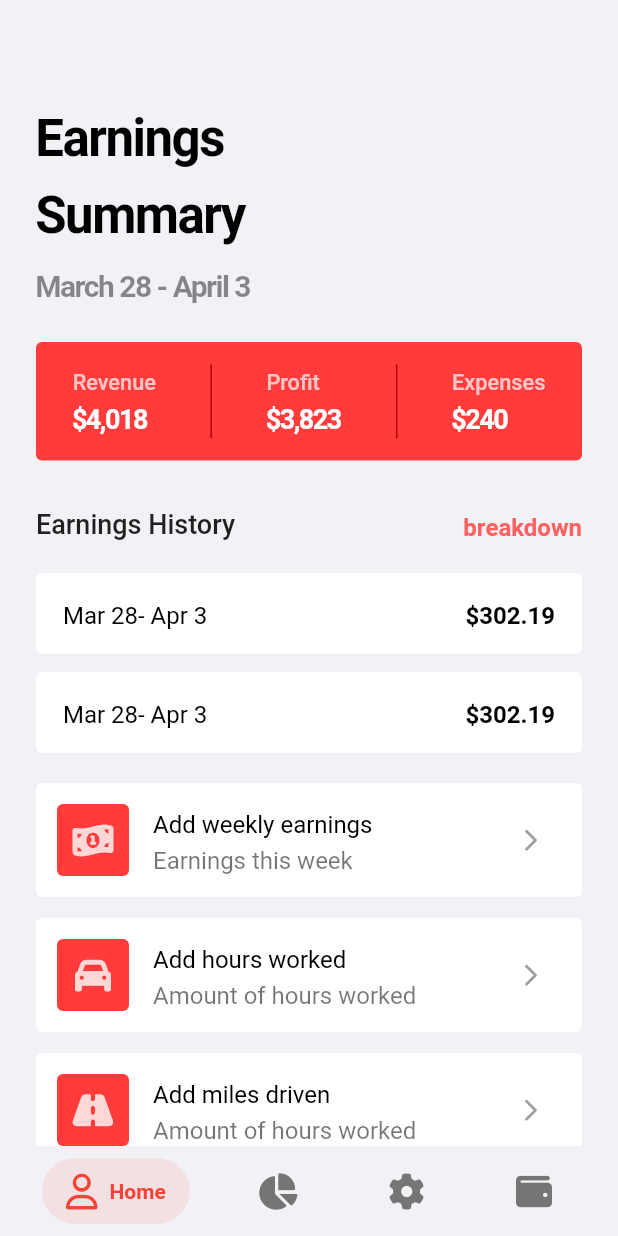
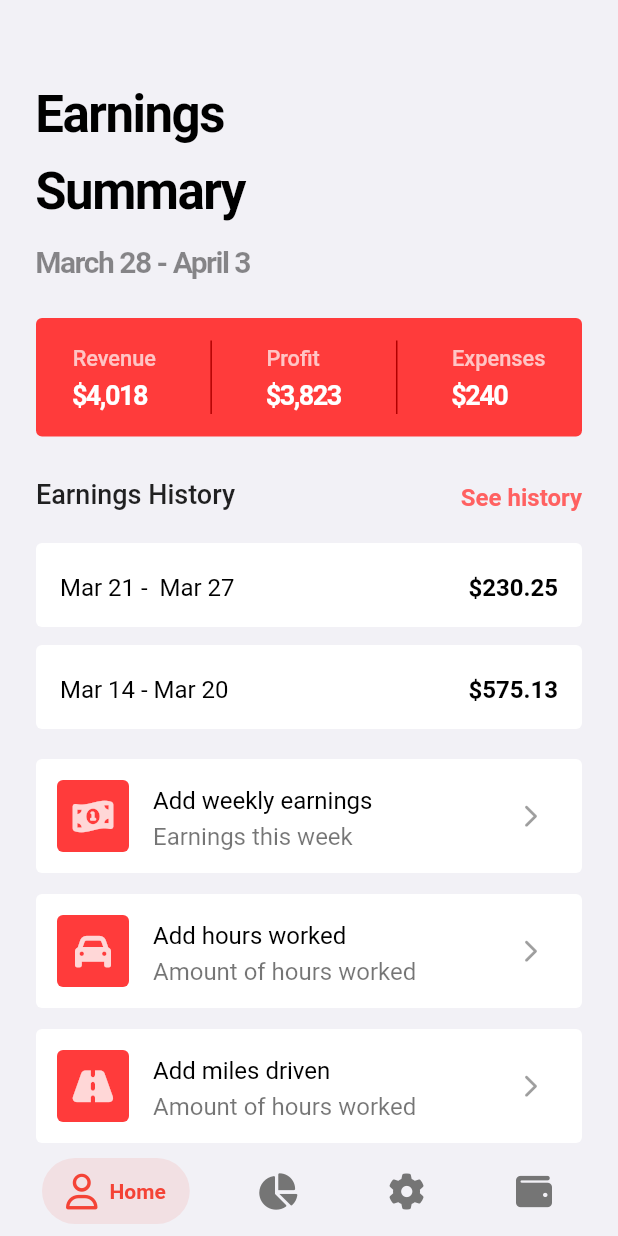
Before and after one commit to JoshuaR503/GigWorkerCalculator, a Flutter app: the screen it shows after launch, on a phone screen of 412 x 824 dp. Run offline on Flutter 3.47's test engine with Material 2 defaults, Android fonts, the phone set to English and light mode, and no system bars; drawn by our look-alikes of flutter_fadein, salomon_bottom_bar; our stand-ins replace fl_chart, font_awesome_flutter.

Commit message:
Improved expenses screen and cleaned widgets.

```diff
--- a/lib/main.dart
+++ b/lib/main.dart
@@ -1,4 +1,4 @@
-import 'package:calc/screens/expenses/expenses.dart';
+import 'package:calc/screens/expenses/expensesForm.dart';
 import 'package:calc/screens/expenses/expensesBreakdown.dart';
 import 'package:calc/screens/home.dart';
 import 'package:flutter/material.dart';
@@ -19,7 +19,7 @@ class MyApp extends StatelessWidget {
       // home: const HomeScreen(),
       routes: {
         '/': (context) => const HomeScreen(),
-        '/expenses': (context) => const Expenses(),
+        '/expensesForm': (context) => const ExpensesForm(),
         '/expensesBreakdown': (context) => const ExpensesBreakdown(),
       },
     );
--- a/lib/screens/earnings/earnings.dart
+++ b/lib/screens/earnings/earnings.dart
@@ -24,40 +24,30 @@ class _EarningsState extends State<Earnings> {
       child: Column(
         crossAxisAlignment: CrossAxisAlignment.stretch,
         children:  [
+          const SizedBox(height: 24),
+          _buildScreenTitle(),
 
-          const SizedBox(height: 24),
-          const Text('Earnings\nSummary', style: screenTitle),
           const SizedBox(height: 8),
-
-          Text('March 28 - April 3', style: screenTitle.copyWith(
-            fontSize: 20,
-            color: Colors.black45,
-          )),
+          _buildScreenSubtitle(),
 
           const SizedBox(height: 24),
 
           _buildDashboardTotalEarningsCard(),
-          const SizedBox(height: 28),
+          const SizedBox(height: 24),
 
-          _buildPortfolioSubtitle(title: 'Earnings History', route: '/'),
+          _buildPortfolioSubtitle(title: 'Earnings History', subtitle: 'See history', route: '/'),
           const SizedBox(height: 14),
 
 
           Column(
-
             children: const [
-              EarningsHistoryCard(),
-              EarningsHistoryCard()
+              EarningsHistoryCard(dateRange: "Mar 21 -  Mar 27", totalAmount: "\$230.25",),
+              EarningsHistoryCard(dateRange: "Mar 14 - Mar 20", totalAmount: "\$575.13",)
             ],
           ),
+          const SizedBox(height: 14),
 
           // const BarChartSample2(),
-
-
-          const SizedBox(height: 14),
-
-          // _buildPortfolioSubtitle(title: 'Add Earnings', route: '/'),
-          // const SizedBox(height: 14),
 
           _buildDashboardAddExpensesCard(title: "Add weekly earnings", description: "Earnings this week", icon: FontAwesomeIcons.moneyBill1Wave),
           const SizedBox(height: 14),
@@ -69,7 +59,7 @@ class _EarningsState extends State<Earnings> {
           const SizedBox(height: 28),
 
 
-          _buildPortfolioSubtitle(title: 'Add expenses', route: '/expensesBreakdown'),
+          _buildPortfolioSubtitle(title: 'Add expenses', subtitle: 'See breakdown', route: '/expensesBreakdown'),
           const SizedBox(height: 14),
 
           _buildDashboardAddExpensesCard(title: "Add gas expense", description: "Add cost of gas", icon: FontAwesomeIcons.droplet),
@@ -80,18 +70,21 @@ class _EarningsState extends State<Earnings> {
 
           _buildDashboardAddExpensesCard(title: "Add maintenance expense", description: "Add cost of maintenance", icon: FontAwesomeIcons.wrench),
           const SizedBox(height: 14),
-
-
-
-
-
         ],
       ),
     );
   }
 
+  Text _buildScreenTitle() => const Text('Earnings\nSummary', style: screenTitle);
+
+  Text _buildScreenSubtitle() {
+    return Text('March 28 - April 3', style: screenTitle.copyWith(
+      fontSize: 20,
+      color: Colors.black45,
+    ));
+  }
+
   Widget _buildDashboardTotalEarningsCard() {
-    // ignore: prefer_const_constructors
     return EarningsActionCard();
   }
 
@@ -107,17 +100,19 @@ class _EarningsState extends State<Earnings> {
     );
   }
 
-  Widget _buildPortfolioSubtitle({required String  title, required String route }) {
+  Widget _buildPortfolioSubtitle({
+    required String title,
+    required String subtitle,
+    required String route
+  }) {
     return Row(
       mainAxisAlignment: MainAxisAlignment.spaceAround,
       crossAxisAlignment: CrossAxisAlignment.end,
       children: [
         Expanded(child: Text(title,style: breakdownSectionTitle)),
         GestureDetector(
-          child: const Text('breakdown', style: breakdownSectionTitleAction ),
-          onTap: () {
-            Navigator.pushNamed(context, route);
-          },
+          child: Text(subtitle, style: breakdownSectionTitleAction ),
+          onTap: () => Navigator.pushNamed(context, route)
         )
       ],
     );
--- a/lib/screens/earnings/earningsHistoryCard.dart
+++ b/lib/screens/earnings/earningsHistoryCard.dart
@@ -1,38 +1,36 @@
-
-
 
 import 'package:calc/screens/dashboard/styles.dart';
 import 'package:flutter/material.dart';
 
 class EarningsHistoryCard extends StatelessWidget {
-  const EarningsHistoryCard({ Key? key }) : super(key: key);
+
+  final String dateRange;
+  final String totalAmount;
+
+  const EarningsHistoryCard({ Key? key,
+    required this.dateRange,
+    required this.totalAmount
+  }) : super(key: key);
 
   @override
   Widget build(BuildContext context) {
     return GestureDetector(
-
       onTap: () {},
       child: Container(
         decoration: const BoxDecoration(
           color: Colors.white,
           borderRadius: BorderRadius.all(Radius.circular(4))
         ),
-        padding: const EdgeInsets.symmetric(horizontal: 18, vertical: 15),
-        margin: EdgeInsets.symmetric(vertical: 6),
+        padding: const EdgeInsets.symmetric(horizontal: 16, vertical: 16),
+        margin: const EdgeInsets.symmetric(vertical: 6),
         child: Row(
           mainAxisAlignment: MainAxisAlignment.spaceBetween,
           children: [
-
-            Text("Mar 28- Apr 3", style: breakdownTitleStyle),
-            Text("\$302.19", style: breakdownTitleStyle.copyWith(fontWeight: FontWeight.bold)),
-
-
+            Text(dateRange, style: breakdownTitleStyle),
+            Text(totalAmount, style: breakdownTitleStyle.copyWith(fontWeight: FontWeight.bold)),
           ],
         ),
-
-
       ),
-
     );
   }
 }
--- a/lib/screens/expenses/expensesCard.dart
+++ b/lib/screens/expenses/expensesCard.dart
@@ -22,7 +22,7 @@ class ExpensesCard extends StatelessWidget {
     final TextStyle breakdownDescriptionStyle = breakdownTitleStyle.copyWith(color: Colors.black54);
 
     return GestureDetector(
-      onTap: () => Navigator.pushNamed(context, '/expenses'),
+      onTap: () => Navigator.pushNamed(context, '/expensesForm'),
       child:  Container(
         padding: const EdgeInsets.all(14),
         decoration: const BoxDecoration(
--- a/lib/screens/expenses/expenses.dart
+++ b/lib/screens/expenses/expensesForm.dart
@@ -8,8 +8,8 @@ const kBoxDecorationStyle = BoxDecoration(
   borderRadius: BorderRadius.all(Radius.circular(4)),
 );
 
-class Expenses extends StatelessWidget {
-  const Expenses({ Key? key }) : super(key: key);
+class ExpensesForm extends StatelessWidget {
+  const ExpensesForm({ Key? key }) : super(key: key);
 
   @override
   Widget build(BuildContext context) {
--- a/lib/screens/home.dart
+++ b/lib/screens/home.dart
@@ -1,7 +1,6 @@
 import 'package:calc/screens/dashboard/dashboard.dart';
 import 'package:calc/screens/earnings/earnings.dart';
-import 'package:calc/screens/expenses/expenses.dart';
-import 'package:calc/screens/stats/stats.dart';
+import 'package:calc/screens/expenses/expensesForm.dart';
 import 'package:flutter/material.dart';
 import 'package:flutter_fadein/flutter_fadein.dart';
 
@@ -20,12 +19,10 @@ class _HomeScreenState extends State<HomeScreen> {
   int _selectedIndex = 0;
 
   final List<Widget> tabs = [
-    // const FadeIn(duration: Duration(milliseconds: 700), child: Dashboard()),
     const FadeIn(duration: Duration(milliseconds: 700), child: Earnings()),
-    const FadeIn(duration: Duration(milliseconds: 700), child: Statistics()),
-        FadeIn(duration: Duration(milliseconds: 700), child: Container()),
-
-    FadeIn(duration: Duration(milliseconds: 700), child: Container()),
+    FadeIn(duration: const Duration(milliseconds: 700), child: Container()),
+    FadeIn(duration: const Duration(milliseconds: 700), child: Container()),
+    FadeIn(duration: const Duration(milliseconds: 700), child: Container()),
   ];
 
   @override
@@ -41,15 +38,6 @@ class _HomeScreenState extends State<HomeScreen> {
             currentIndex: _selectedIndex,
             onTap: (i) => setState(() => _selectedIndex = i),
             items: [
-              /// Home
-              // SalomonBottomBarItem(
-              //   icon: const FaIcon(FontAwesomeIcons.user),
-              //   title: const Text("Home"),
-              //   selectedColor: Colors.red,
-              //   unselectedColor: Colors.grey.shade600
-              // ),
-
-              /// Home
               SalomonBottomBarItem(
                 icon: const FaIcon(FontAwesomeIcons.user),
                 title: const Text("Home"),
@@ -57,7 +45,6 @@ class _HomeScreenState extends State<HomeScreen> {
                 unselectedColor: Colors.grey.shade600
               ),
 
-              /// Home
               SalomonBottomBarItem(
                 icon: const FaIcon(FontAwesomeIcons.chartPie),
                 title: const Text("Statistics"),
@@ -72,16 +59,12 @@ class _HomeScreenState extends State<HomeScreen> {
                 unselectedColor: Colors.grey.shade600
               ),
 
-              /// Home
               SalomonBottomBarItem(
                 icon: const FaIcon(FontAwesomeIcons.wallet),
                 title: const Text("Portafolio"),
                 selectedColor: Colors.red,
                 unselectedColor: Colors.grey.shade600
               ),
-
-
-
             ],
           )
         )
--- a/lib/shared/screenScaffold.dart
+++ b/lib/shared/screenScaffold.dart
@@ -1,3 +1,4 @@
+
 import 'package:flutter/material.dart';
 import 'package:flutter_fadein/flutter_fadein.dart';
 
@@ -5,22 +6,22 @@ class ScreenScaffold extends StatelessWidget {
 
   final Widget child;
 
-  const ScreenScaffold({
+  const ScreenScaffold({Key? key,
     required this.child
-  });
+  }) : super(key: key);
 
   @override
   Widget build(BuildContext context) {
     return Scaffold(
-      body: Container(
-        color: const Color(0xfff2f1f6),
-        child: SafeArea(
-          child: SizedBox(
-            height: double.infinity,
-            width: double.infinity,
+      body: SizedBox(
+        height: double.infinity,
+        width: double.infinity,
+        child: Container(
+          color: const Color(0xfff2f1f6),
+          child: SafeArea(
             child: SingleChildScrollView(
               physics: const AlwaysScrollableScrollPhysics(),
-              padding: const EdgeInsets.symmetric(horizontal: 24.0, vertical: 40.0),
+              padding: const EdgeInsets.symmetric(horizontal: 24.0, vertical: 24.0),
               child: FadeIn(
                 duration: const Duration(milliseconds: 300),
                 child: child
```
Also changed, not shown: lib/screens/dashboard/dashboard.dart (+9 -9 lines), lib/screens/stats/stats.dart (deleted, +0 -85 lines).
